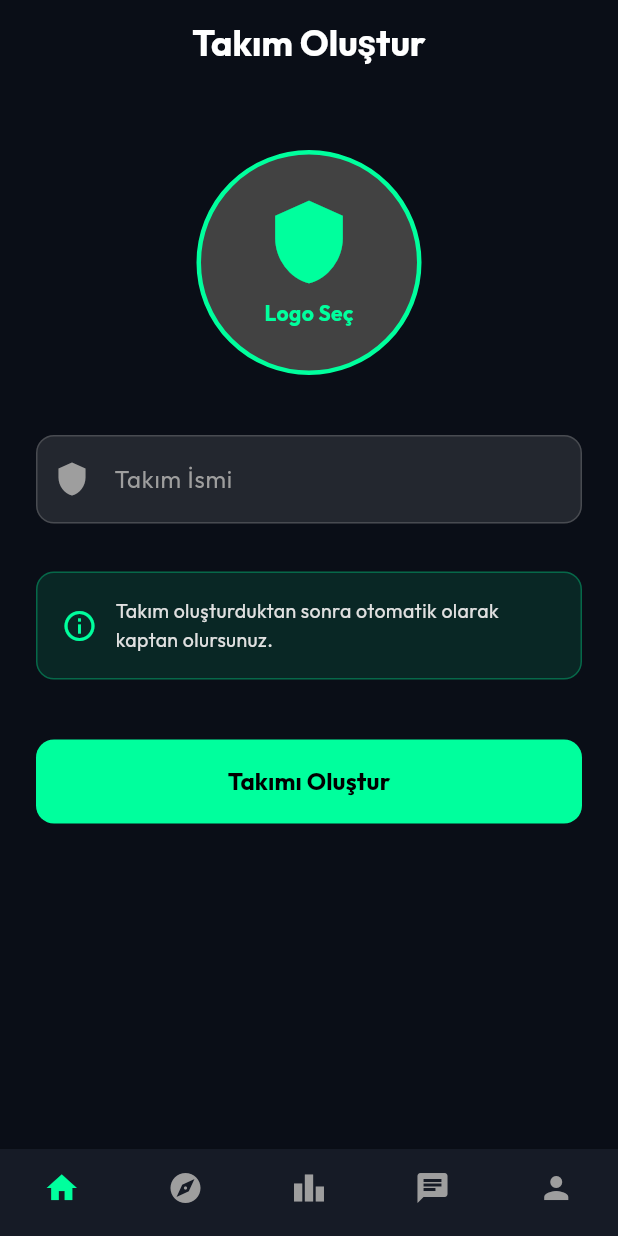
After one commit to siyaraliy/challenger, a Flutter app: the screen it shows once a user with an empty profile is signed in, scrolled down 576 dp, after a tap on "Takım Oluştur", on a phone screen of 412 x 824 dp. The commit adds this screen. Run offline on Flutter 3.47's test engine with Material 3 defaults, Android fonts, the phone set to English and light mode, and no system bars; our stand-ins replace equatable, flutter_bloc, get_it, go_router, google_fonts, hive and 3 more; accounts and stored records are empty; network calls fail.

Commit message:
Profile ve Team UI ile Kullanıcı-Takım Profil Geçişi
Profile UI:
- Avatar gösterimi (150px yuvarlak, tap → gallery)
- Profile edit dialog (name, position dropdown, bio)
- Position dropdown AppConstants'tan 4 seçenek
- Loading overlay avatar upload sırasında
- Avatar upload Supabase Storage entegrasyonu
- ProfileBloc event düzeltmeleri (userId removal)
- Takım profili geçiş butonu (shield icon)
Team UI:
- CreateTeamScreen (takım ismi, logo picker)
- TeamDetailScreen (modern spor teması design)
  - Gradient header
  - Team logo, name gösterimi
  - Stats chips (Oyuncu, Maç, Galibiyet)
  - Kadro listesi (team_members tablosundan)
  - Kaptan badge gösterimi
  - Oyuncu Davet Et button (UI only, TODO)
- TeamRepository.createTeam entegrasyonu
- Auto captain → team_members ekleme
Profil-Takım Geçişi:
- Profile ekranında shield icon
- Takım varsa TeamDetailScreen'e yönlendirme
- Takım yoksa bilgilendirme mesajı
Router Updates:
- /create-team route
- /team/:teamId route (dynamic)
- ProfileScreen BlocProvider
- Team screen imports
UX İyileştirmeleri:
- Home ekranında FAB (Takım Oluştur)
- Loading states tüm async işlemlerde
- Error handling ve snackbar feedback
- Form validation (isim, position)
Modern UI/Design:
- Glassmorphism effects
- Gradient backgrounds
- Stats chips
- Captain badges
- Primary color consistency
- Material Design 3 patterns
Değiştirilen Dosyalar:
- profile_screen.dart (takım geçişi eklendi)
- profile_edit_dialog.dart (callback pattern)
- profile_bloc.dart (avatar upload fix)
- create_team_screen.dart (yeni)
- team_detail_screen.dart (yeni)
- home_screen.dart (FAB eklendi)
- app_router.dart (team routes)
Test:
- Profile edit ve avatar upload çalışıyor
- Team creation Supabase'e yazılıyor
- Captain otomatik team_members'a ekleniyor
- Profil-takım geçişi fonksiyonel"

```diff
--- a/mobile/lib/core/router/app_router.dart
+++ b/mobile/lib/core/router/app_router.dart
@@ -11,6 +11,8 @@ import '../../features/ranking/presentation/screens/ranking_screen.dart';
 import '../../features/chat/presentation/screens/chat_screen.dart';
 import '../../features/profile/presentation/screens/profile_screen.dart';
 import '../../features/auth/presentation/screens/login_screen.dart';
+import '../../features/team/presentation/screens/create_team_screen.dart';
+import '../../features/team/presentation/screens/team_detail_screen.dart';
 
 final _rootNavigatorKey = GlobalKey<NavigatorState>();
 final _shellNavigatorKey = GlobalKey<NavigatorState>();
@@ -76,6 +78,17 @@ class AppRouter {
               create: (context) => getIt<ProfileBloc>(),
               child: const ProfileScreen(),
             ),
+          ),
+          GoRoute(
+            path: '/create-team',
+            builder: (context, state) => const CreateTeamScreen(),
+          ),
+          GoRoute(
+            path: '/team/:teamId',
+            builder: (context, state) {
+              final teamId = state.pathParameters['teamId']!;
+              return TeamDetailScreen(teamId: teamId);
+            },
           ),
         ],
       ),
--- a/mobile/lib/features/home/presentation/screens/home_screen.dart
+++ b/mobile/lib/features/home/presentation/screens/home_screen.dart
@@ -1,4 +1,5 @@
 import 'package:flutter/material.dart';
+import 'package:go_router/go_router.dart';
 import 'package:mobile/core/widgets/post_card.dart';
 
 class HomeScreen extends StatelessWidget {
@@ -50,6 +51,13 @@ class HomeScreen extends StatelessWidget {
           );
         },
       ),
+      floatingActionButton: FloatingActionButton.extended(
+        onPressed: () => context.go('/create-team'),
+        icon: const Icon(Icons.shield),
+        label: const Text('Takım Oluştur'),
+        backgroundColor: theme.colorScheme.primary,
+        foregroundColor: Colors.black,
+      ),
     );
   }
 }
--- /dev/null
+++ b/mobile/lib/features/team/presentation/screens/create_team_screen.dart
@@ -0,0 +1,244 @@
+import 'dart:io';
+import 'package:flutter/material.dart';
+import 'package:flutter_bloc/flutter_bloc.dart';
+import 'package:image_picker/image_picker.dart';
+import '../../../../core/di/service_locator.dart';
+import '../../../team/data/repositories/team_repository.dart';
+import 'team_detail_screen.dart';
+
+class CreateTeamScreen extends StatefulWidget {
+  const CreateTeamScreen({super.key});
+
+  @override
+  State<CreateTeamScreen> createState() => _CreateTeamScreenState();
+}
+
+class _CreateTeamScreenState extends State<CreateTeamScreen> {
+  final _teamNameController = TextEditingController();
+  final ImagePicker _imagePicker = ImagePicker();
+  File? _selectedLogo;
+  bool _isCreating = false;
+
+  @override
+  void dispose() {
+    _teamNameController.dispose();
+    super.dispose();
+  }
+
+  Future<void> _pickLogo() async {
+    try {
+      final XFile? image = await _imagePicker.pickImage(
+        source: ImageSource.gallery,
+        imageQuality: 80,
+      );
+
+      if (image != null) {
+        setState(() {
+          _selectedLogo = File(image.path);
+        });
+      }
+    } catch (e) {
+      if (mounted) {
+        ScaffoldMessenger.of(context).showSnackBar(
+          SnackBar(content: Text('Logo seçilemedi: $e')),
+        );
+      }
+    }
+  }
+
+  Future<void> _createTeam() async {
+    if (_teamNameController.text.trim().isEmpty) {
+      ScaffoldMessenger.of(context).showSnackBar(
+        const SnackBar(content: Text('Takım ismi boş olamaz')),
+      );
+      return;
+    }
+
+    setState(() => _isCreating = true);
+
+    try {
+      final teamRepo = getIt<TeamRepository>();
+      final team = await teamRepo.createTeam(
+        _teamNameController.text.trim(),
+        logo: _selectedLogo,
+      );
+
+      if (mounted) {
+        Navigator.of(context).pushReplacement(
+          MaterialPageRoute(
+            builder: (context) => TeamDetailScreen(teamId: team.id),
+          ),
+        );
+      }
+    } catch (e) {
+      if (mounted) {
+        setState(() => _isCreating = false);
+        ScaffoldMessenger.of(context).showSnackBar(
+          SnackBar(content: Text('Takım oluşturulamadı: $e')),
+        );
+      }
+    }
+  }
+
+  @override
+  Widget build(BuildContext context) {
+    final theme = Theme.of(context);
+
+    return Scaffold(
+      appBar: AppBar(
+        title: const Text('Takım Oluştur'),
+        centerTitle: true,
+      ),
+      body: SingleChildScrollView(
+        padding: const EdgeInsets.all(24),
+        child: Column(
+          crossAxisAlignment: CrossAxisAlignment.stretch,
+          children: [
+            const SizedBox(height: 20),
+
+            // Logo Picker
+            Center(
+              child: GestureDetector(
+                onTap: _pickLogo,
+                child: Container(
+                  width: 150,
+                  height: 150,
+                  decoration: BoxDecoration(
+                    shape: BoxShape.circle,
+                    border: Border.all(
+                      color: theme.colorScheme.primary,
+                      width: 3,
+                    ),
+                    color: Colors.grey[800],
+                  ),
+                  child: _selectedLogo != null
+                      ? ClipOval(
+                          child: Image.file(
+                            _selectedLogo!,
+                            fit: BoxFit.cover,
+                          ),
+                        )
+                      : Column(
+                          mainAxisAlignment: MainAxisAlignment.center,
+                          children: [
+                            Icon(
+                              Icons.shield,
+                              size: 60,
+                              color: theme.colorScheme.primary,
+                            ),
+                            const SizedBox(height: 8),
+                            Text(
+                              'Logo Seç',
+                              style: TextStyle(
+                                color: theme.colorScheme.primary,
+                                fontWeight: FontWeight.bold,
+                              ),
+                            ),
+                          ],
+                        ),
+                ),
+              ),
+            ),
+
+            const SizedBox(height: 40),
+
+            // Team Name TextField
+            TextField(
+              controller: _teamNameController,
+              style: const TextStyle(color: Colors.white, fontSize: 18),
+              decoration: InputDecoration(
+                labelText: 'Takım İsmi',
+                labelStyle: const TextStyle(color: Colors.grey),
+                hintText: 'Örn: Şampiyonlar FC',
+                hintStyle: TextStyle(color: Colors.grey[600]),
+                filled: true,
+                fillColor: Colors.white.withOpacity(0.1),
+                border: OutlineInputBorder(
+                  borderRadius: BorderRadius.circular(12),
+                  borderSide: BorderSide.none,
+                ),
+                enabledBorder: OutlineInputBorder(
+                  borderRadius: BorderRadius.circular(12),
+                  borderSide: BorderSide(color: Colors.grey.withOpacity(0.3)),
+                ),
+                focusedBorder: OutlineInputBorder(
+                  borderRadius: BorderRadius.circular(12),
+                  borderSide: BorderSide(color: theme.colorScheme.primary, width: 2),
+                ),
+                prefixIcon: const Icon(Icons.shield, color: Colors.grey),
+              ),
+              textCapitalization: TextCapitalization.words,
+            ),
+
+            const SizedBox(height: 32),
+
+            // Info Card
+            Container(
+              padding: const EdgeInsets.all(16),
+              decoration: BoxDecoration(
+                color: theme.colorScheme.primary.withOpacity(0.1),
+                borderRadius: BorderRadius.circular(12),
+                border: Border.all(
+                  color: theme.colorScheme.primary.withOpacity(0.3),
+                ),
+              ),
+              child: Row(
+                children: [
+                  Icon(
+                    Icons.info_outline,
+                    color: theme.colorScheme.primary,
+                  ),
+                  const SizedBox(width: 12),
+                  Expanded(
+                    child: Text(
+                      'Takım oluşturduktan sonra otomatik olarak kaptan olursunuz.',
+                      style: TextStyle(
+                        color: Colors.grey[300],
+                        fontSize: 13,
+                      ),
+                    ),
+                  ),
+                ],
+              ),
+            ),
+
+            const SizedBox(height: 40),
+
+            // Create Button
+            SizedBox(
+              height: 56,
+              child: ElevatedButton(
+                onPressed: _isCreating ? null : _createTeam,
+                style: ElevatedButton.styleFrom(
+                  backgroundColor: theme.colorScheme.primary,
+                  foregroundColor: Colors.black,
+                  disabledBackgroundColor: Colors.grey[700],
+                  shape: RoundedRectangleBorder(
+                    borderRadius: BorderRadius.circular(12),
+                  ),
+                  elevation: 0,
+                ),
+                child: _isCreating
+                    ? const SizedBox(
+                        height: 24,
+                        width: 24,
+                        child: CircularProgressIndicator(
+                          color: Colors.black,
+                          strokeWidth: 2,
+                        ),
+                      )
+                    : const Text(
+                        'Takımı Oluştur',
+                        style: TextStyle(
+                          fontSize: 16,
+                          fontWeight: FontWeight.bold,
+                        ),
+                      ),
+              ),
+            ),
+          ],
+        ),
+      ),
+    );
+  }
+}
```
Also changed, not shown: mobile/lib/features/profile/presentation/screens/profile_screen.dart (+40 -0 lines), mobile/lib/features/team/presentation/screens/team_detail_screen.dart (added, +319 -0 lines).
